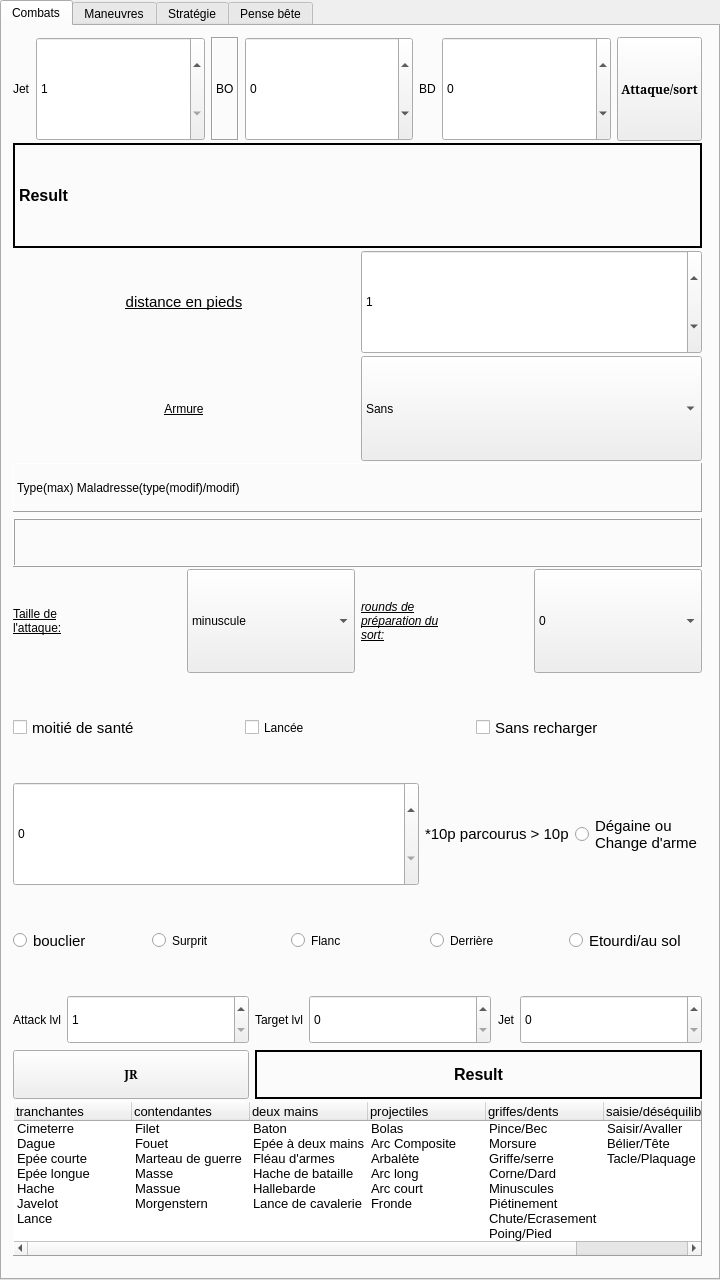
Above: mainwindow.ui from e2002e/JRTM-MERP before the change. Below: the same form after it.
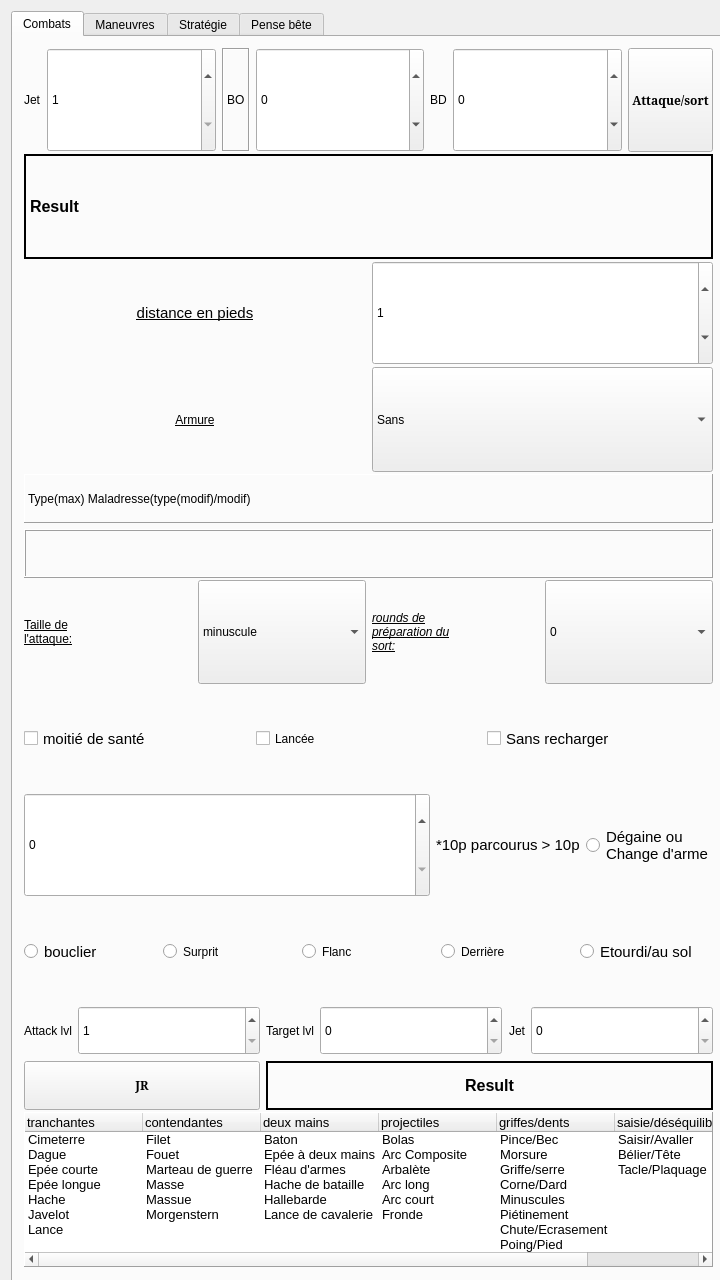
That is the form after the change.

Patch:
```diff
--- a/mainwindow.ui
+++ b/mainwindow.ui
@@ -47,18 +47,12 @@
      <height>512</height>
     </size>
    </property>
+   <layout class="QVBoxLayout" name="verticalLayout">
+    <item>
    <widget class="QTabWidget" name="tabWidget">
     <property name="enabled">
      <bool>true</bool>
     </property>
-    <property name="geometry">
-     <rect>
-      <x>0</x>
-      <y>0</y>
-      <width>720</width>
-      <height>1280</height>
-     </rect>
-    </property>
     <property name="sizePolicy">
      <sizepolicy hsizetype="Preferred" vsizetype="Preferred">
       <horstretch>0</horstretch>
@@ -2489,6 +2483,8 @@
      </widget>
     </widget>
    </widget>
+    </item>
+   </layout>
   </widget>
   <action name="actionexit">
    <property name="text">
```
Lines whose indentation alone changed are shown as unchanged.
